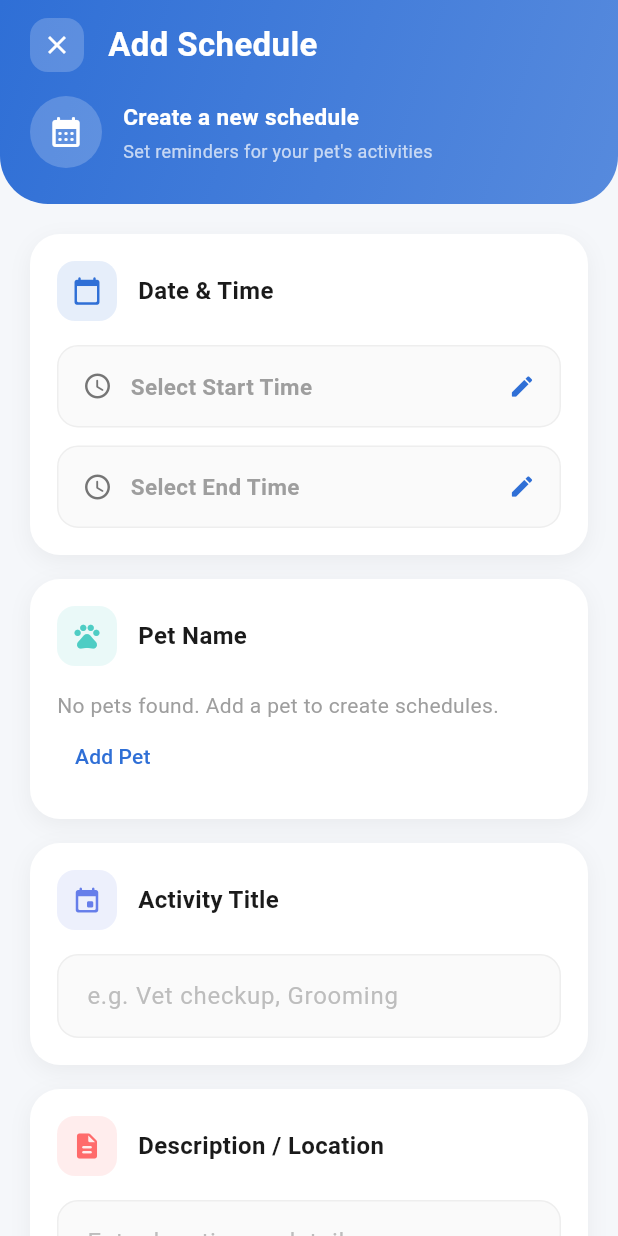
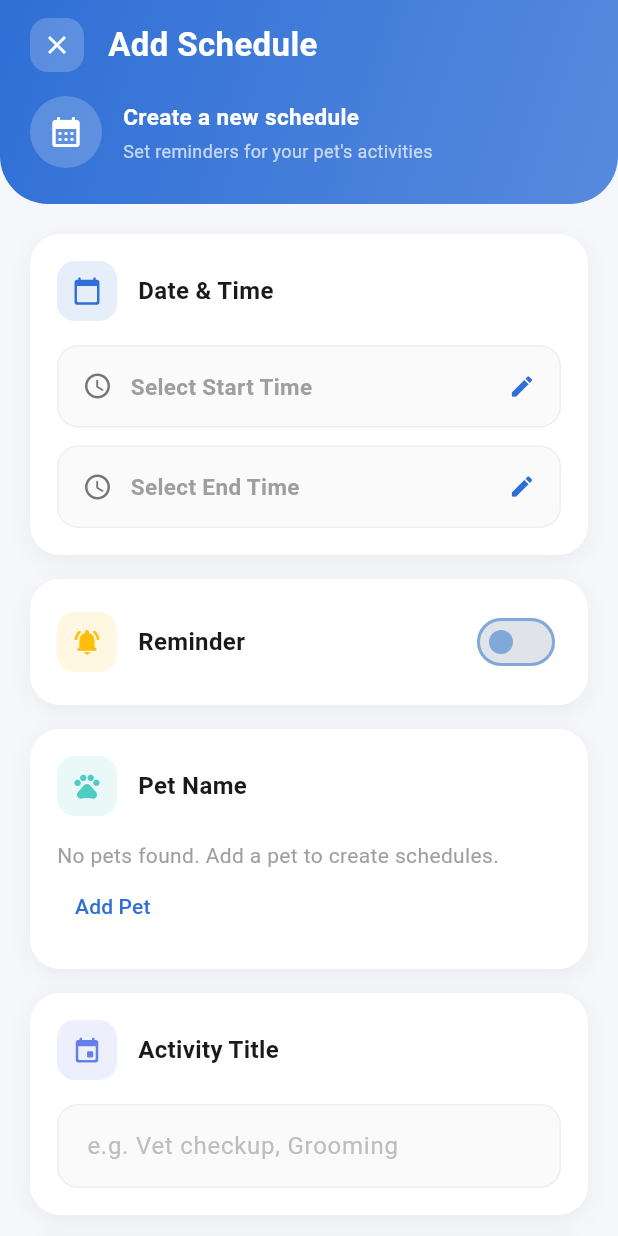
Before and after one commit to stfd9/FYP_Project, a Flutter app: the _AddScheduleForm screen opened directly, on a phone screen of 412 x 824 dp. Run offline on Flutter 3.47's test engine with Material 3 defaults, Android fonts, the phone set to English and light mode, and no system bars; our stand-ins replace camera, cloud_firestore, firebase_auth, firebase_core, firebase_storage, google_sign_in and 2 more; missing offline and left inert: flutter_facebook_auth; accounts and stored records are empty.

Commit message:
fix: Schedule module Firestore query and add reminder UI
- Remove orderBy from Firestore query to avoid index requirement
- Sort events in memory after fetching
- Add reminder toggle and date picker UI to add_schedule_view
- Reminder functionality now fully working from UI to database

```diff
--- a/lib/View/add_schedule_view.dart
+++ b/lib/View/add_schedule_view.dart
@@ -183,6 +183,81 @@ class _AddScheduleForm extends StatelessWidget {
                                 viewModel.pickDateTime(context, isStart: false),
                             colorScheme: colorScheme,
                           ),
+                        ],
+                      ),
+                    ),
+
+                    const SizedBox(height: 16),
+
+                    // --- Reminder Card ---
+                    _FormCard(
+                      child: Column(
+                        crossAxisAlignment: CrossAxisAlignment.start,
+                        children: [
+                          Row(
+                            children: [
+                              const _IconBox(
+                                icon: Icons.notifications_active_rounded,
+                                color: Color(0xFFFFBE0B),
+                              ),
+                              const SizedBox(width: 14),
+                              const Text(
+                                'Reminder',
+                                style: TextStyle(
+                                  fontSize: 16,
+                                  fontWeight: FontWeight.w700,
+                                  color: Color(0xFF1A1A1A),
+                                ),
+                              ),
+                              const Spacer(),
+                              Switch(
+                                value: viewModel.reminderEnabled,
+                                onChanged: viewModel.toggleReminder,
+                              ),
+                            ],
+                          ),
+                          if (viewModel.reminderEnabled) ...[
+                            const SizedBox(height: 12),
+                            _DateTimePicker(
+                              label: viewModel.formatDateTimeLabel(
+                                viewModel.reminderDateTime,
+                                placeholder: 'Select Reminder Time',
+                              ),
+                              onTap: () async {
+                                final now = DateTime.now();
+                                final initial = viewModel.reminderDateTime ?? now;
+
+                                final selectedDate = await showDatePicker(
+                                  context: context,
+                                  initialDate: initial,
+                                  firstDate: now,
+                                  lastDate: viewModel.startDateTime ??
+                                      now.add(const Duration(days: 365)),
+                                );
+
+                                if (selectedDate == null || !context.mounted) return;
+
+                                final timeInitial = TimeOfDay.fromDateTime(initial);
+                                final selectedTime = await showTimePicker(
+                                  context: context,
+                                  initialTime: timeInitial,
+                                );
+
+                                if (selectedTime == null || !context.mounted) return;
+
+                                final result = DateTime(
+                                  selectedDate.year,
+                                  selectedDate.month,
+                                  selectedDate.day,
+                                  selectedTime.hour,
+                                  selectedTime.minute,
+                                );
+
+                                viewModel.setReminderDate(result);
+                              },
+                              colorScheme: colorScheme,
+                            ),
+                          ],
                         ],
                       ),
                     ),
```
Also changed, not shown: lib/ViewModel/calendar_view_model.dart (+7 -2 lines).
